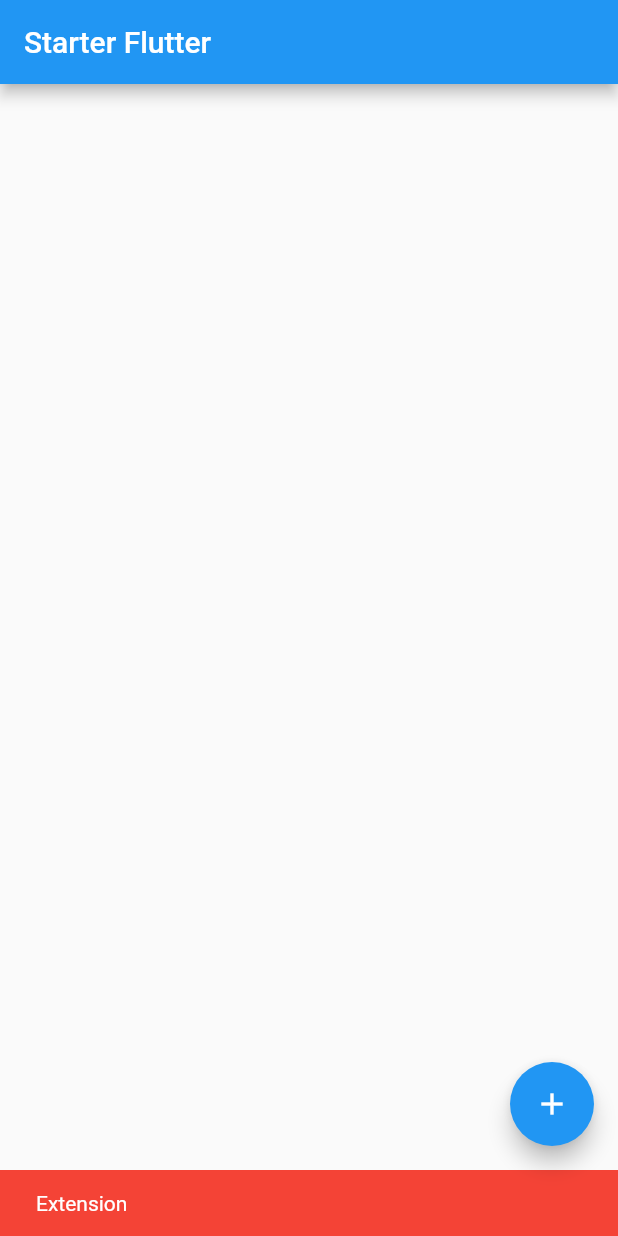
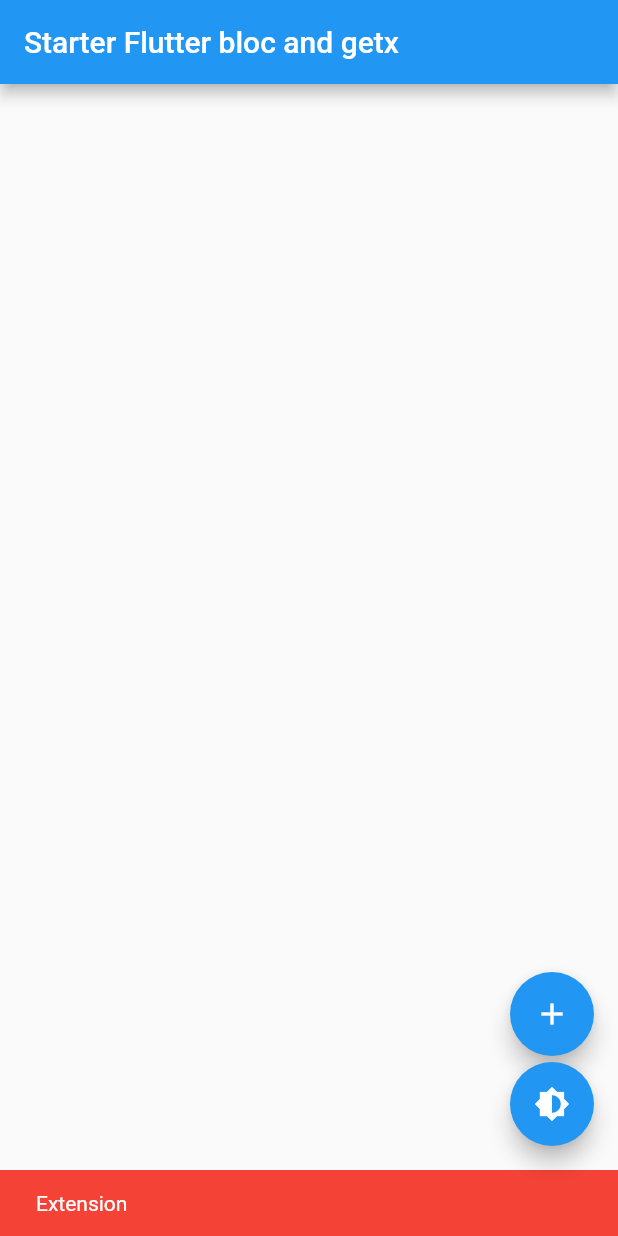
Before and after one commit to RahmadFani/flutter_mks_mail_app_with_bloc, a Flutter app: the screen it shows after launch, after a tap on the "add" icon, on a phone screen of 412 x 824 dp. Run offline on Flutter 3.47's test engine with Material 2 defaults, Android fonts, the phone set to English and light mode, and no system bars; our stand-ins replace bloc, flutter_bloc, get.

Commit message:
State mangement bloc

```diff
--- /dev/null
+++ b/lib/app.dart
@@ -0,0 +1,47 @@
+import 'package:flutter/material.dart';
+import 'package:flutter_bloc/flutter_bloc.dart';
+import 'package:get/get.dart';
+
+import 'blocs/theme/theme_cubit.dart';
+import 'routes/app_pages.dart';
+
+/// {@template app}
+/// A [StatelessWidget] that:
+/// * uses [bloc](https://pub.dev/packages/bloc) and
+/// [flutter_bloc](https://pub.dev/packages/flutter_bloc)
+/// to manage the state
+/// {@endtemplate}
+class App extends StatelessWidget {
+  /// {@macro app}
+  const App({Key? key}) : super(key: key);
+
+  @override
+  Widget build(BuildContext context) {
+    return BlocProvider(
+      create: (_) => ThemeCubit(),
+      child: const AppView(),
+    );
+  }
+}
+
+/// {@template app_view}
+/// A [StatelessWidget] that:
+/// * reacts to state changes in the [ThemeCubit]
+/// and updates the theme of the [GetMaterialApp].
+/// {@endtemplate}
+class AppView extends StatelessWidget {
+  /// {@macro app_view}
+  const AppView({Key? key}) : super(key: key);
+
+  @override
+  Widget build(BuildContext context) {
+    return BlocBuilder<ThemeCubit, ThemeData>(builder: (_, theme) {
+      return GetMaterialApp(
+        title: 'Flutter Demo',
+        theme: theme,
+        initialRoute: Routes.HOME,
+        getPages: AppPages.pages,
+      );
+    });
+  }
+}
--- /dev/null
+++ b/lib/bloc_observer.dart
@@ -0,0 +1,19 @@
+// ignore_for_file: avoid_print
+
+import 'package:flutter_bloc/flutter_bloc.dart';
+
+/// Custom [BlocObserver] that observes all bloc and cubit state changes.
+class AppBlocObserver extends BlocObserver {
+  @override
+  void onChange(BlocBase bloc, Change change) {
+    super.onChange(bloc, change);
+    if (bloc is Cubit) print(change);
+    if (bloc is Bloc) print(change);
+  }
+
+  @override
+  void onTransition(Bloc bloc, transition) {
+    super.onTransition(bloc, transition);
+    print(transition);
+  }
+}
--- /dev/null
+++ b/lib/blocs/theme/theme_cubit.dart
@@ -0,0 +1,29 @@
+import 'package:bloc/bloc.dart';
+import 'package:flutter/material.dart';
+
+/// {@template brightness_cubit}
+/// A simple [Cubit] that manages the [ThemeData] as its state.
+/// {@endtemplate}
+class ThemeCubit extends Cubit<ThemeData> {
+  /// {@macro brightness_cubit}
+  ThemeCubit() : super(_lightTheme);
+
+  static final _lightTheme = ThemeData(
+    floatingActionButtonTheme: const FloatingActionButtonThemeData(
+      foregroundColor: Colors.white,
+    ),
+    brightness: Brightness.light,
+  );
+
+  static final _darkTheme = ThemeData(
+    floatingActionButtonTheme: const FloatingActionButtonThemeData(
+      foregroundColor: Colors.black,
+    ),
+    brightness: Brightness.dark,
+  );
+
+  /// Toggles the current brightness between light and dark.
+  void toggleTheme() {
+    emit(state.brightness == Brightness.dark ? _lightTheme : _darkTheme);
+  }
+}
--- a/lib/main.dart
+++ b/lib/main.dart
@@ -1,25 +1,13 @@
+
+
 import 'package:flutter/material.dart';
-import 'package:get/get.dart';
-
-import 'routes/app_pages.dart';
+import 'package:flutter_bloc/flutter_bloc.dart';
+import 'app.dart';
+import 'bloc_observer.dart';
 
 void main() {
-  runApp(const MyApp());
+ BlocOverrides.runZoned(
+    () => runApp(const App()),
+    blocObserver: AppBlocObserver(),
+  );
 }
-
-class MyApp extends StatelessWidget {
-  const MyApp({Key? key}) : super(key: key);
-
-  // This widget is the root of your application.
-  @override
-  Widget build(BuildContext context) {
-    return GetMaterialApp(
-      title: 'Flutter Demo',
-      theme: ThemeData(
-        primarySwatch: Colors.blue,
-      ),
-      initialRoute: Routes.HOME,
-      getPages: AppPages.pages,
-    );
-  }
-}
--- a/lib/ui/pages/home/home.dart
+++ b/lib/ui/pages/home/home.dart
@@ -1,5 +1,7 @@
 import 'package:flutter/material.dart';
+import 'package:flutter_application_test/blocs/theme/theme_cubit.dart';
 import 'package:flutter_application_test/utils/constants.dart';
+import 'package:flutter_bloc/flutter_bloc.dart';
 
 class HomePage extends StatelessWidget {
   const HomePage({Key? key}) : super(key: key);
@@ -8,14 +10,23 @@ class HomePage extends StatelessWidget {
   Widget build(BuildContext context) {
     return Scaffold(
         appBar: AppBar(
-        title: const Text('Starter Flutter'),
+          title: const Text('Starter Flutter bloc and getx'),
         ),
-      floatingActionButton: FloatingActionButton(
+        floatingActionButton: Column(
+            crossAxisAlignment: CrossAxisAlignment.end,
+            mainAxisAlignment: MainAxisAlignment.end,
+            children: <Widget>[
+              FloatingActionButton(
                 onPressed: () {
                   context.showErrorSnackBar(message: 'Extension');
                 },
                 child: const Icon(Icons.add),
               ),
-    );
+              const SizedBox(height: 4),
+              FloatingActionButton(
+                child: const Icon(Icons.brightness_6),
+                onPressed: () => context.read<ThemeCubit>().toggleTheme(),
+              ),
+            ]));
   }
 }
--- a/pubspec.yaml
+++ b/pubspec.yaml
@@ -35,7 +35,7 @@ dependencies:
   # Use with the CupertinoIcons class for iOS style icons.
   cupertino_icons: ^1.0.2
   get: ^4.3.8
-  bloc: ^8.0.1
+  flutter_bloc: ^8.0.0
 
 dev_dependencies:
   flutter_test:
```
Also changed, not shown: pubspec.lock, 1 other file. Lines whose indentation alone changed are shown as unchanged.
